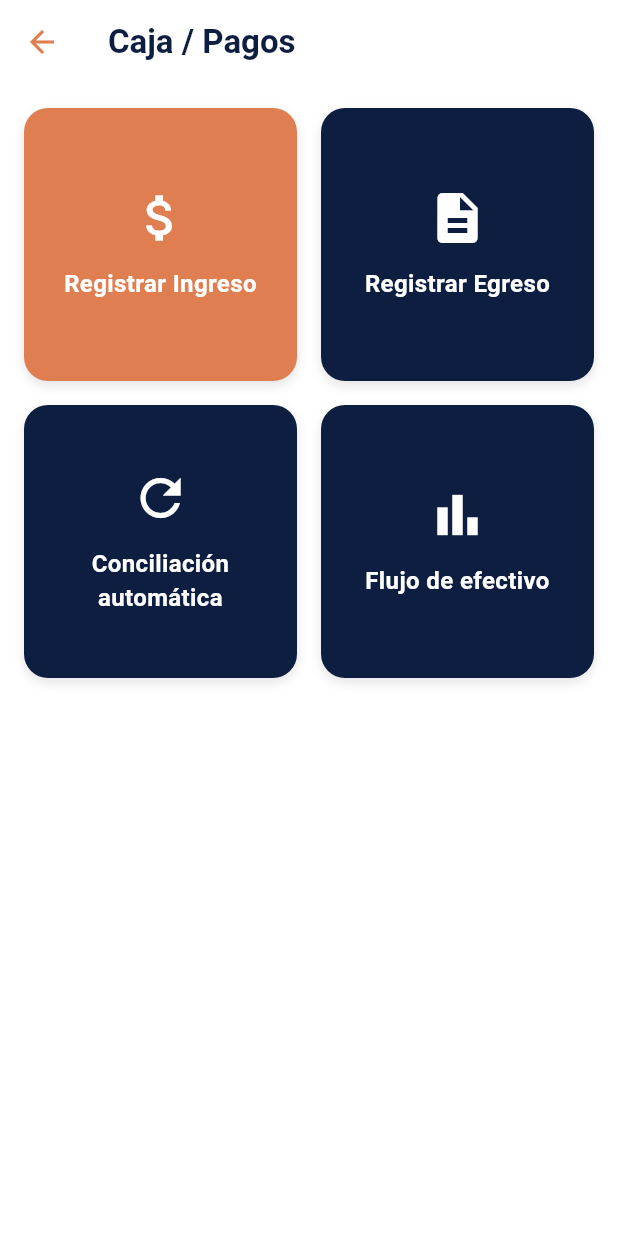
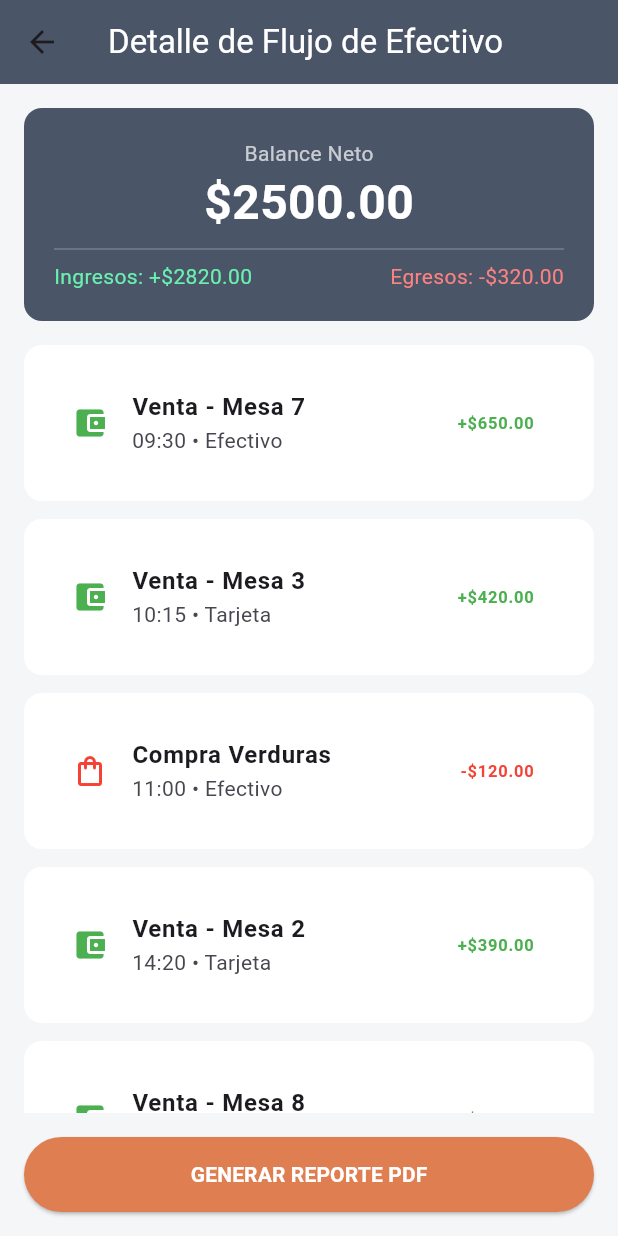
Before and after one commit to fzvercetti/Platto_Guli_Project, a Flutter app: the CashManagementPlatto screen opened directly, after a tap on "Flujo de efectivo", on a phone screen of 412 x 824 dp. Run offline on Flutter 3.47's test engine with Material 3 defaults, Android fonts, the phone set to English and light mode, and no system bars; our stand-ins replace pdf, printing; network calls fail.

Commit message:
actualización de funciones en flujo de efectivo

```diff
--- /dev/null
+++ b/lib/screens/cash_flow_platto.dart
@@ -0,0 +1,262 @@
+import 'package:flutter/material.dart';
+import 'package:http/http.dart' as http;
+import 'dart:convert';
+import 'package:pdf/pdf.dart';
+import 'package:pdf/widgets.dart' as pw;
+import 'package:printing/printing.dart';
+
+class CashFlowPlatto extends StatefulWidget {
+  const CashFlowPlatto({super.key});
+
+  @override
+  State<CashFlowPlatto> createState() => _CashFlowPlattoState();
+}
+
+class _CashFlowPlattoState extends State<CashFlowPlatto> {
+  // Configuración de red (Ajustar IP según dispositivo)
+  final String baseUrl = "http://10.0.2.2:5000";
+
+  bool isLoading = true;
+  double netBalance = 0.0;
+  double totalIncome = 0.0;
+  double totalExpenses = 0.0;
+  List<Map<String, dynamic>> movements = [];
+
+  @override
+  void initState() {
+    super.initState();
+    //Load Static Data Firts
+    _loadStaticData();
+
+    _fetchCashFlow();
+  }
+
+  // --- Lógica: Conexión a BD con respaldo estático ---
+  Future<void> _fetchCashFlow() async {
+    try {
+      // Un timeout más corto para que falle rápido si no hay servidor
+      final response = await http
+          .get(Uri.parse("$baseUrl/api/cash/flow"))
+          .timeout(const Duration(seconds: 2));
+
+      if (response.statusCode == 200) {
+        final data = json.decode(response.body);
+        // Solo actualizamos si el widget sigue vivo
+        if (!mounted) return;
+
+        setState(() {
+          movements = List<Map<String, dynamic>>.from(data['movements']);
+          netBalance = data['net_balance'].toDouble();
+          totalIncome = data['total_income'].toDouble();
+          totalExpenses = data['total_expenses'].toDouble();
+          // isLoading ya es false porque _loadStaticData ya lo puso así
+        });
+      }
+    } catch (e) {
+      // Si falla, no hacemos nada, dejamos los datos estáticos que ya cargaron
+      debugPrint("Servidor no disponible, manteniendo datos estáticos.");
+    }
+  }
+
+  void _loadStaticData() {
+    setState(() {
+      netBalance = 2500.00;
+      totalIncome = 2820.00;
+      totalExpenses = 320.00;
+      movements = [
+        {
+          "description": "Venta - Mesa 7",
+          "time": "09:30",
+          "payment_method": "Efectivo",
+          "amount": 650.00,
+          "type": "income",
+        },
+        {
+          "description": "Venta - Mesa 3",
+          "time": "10:15",
+          "payment_method": "Tarjeta",
+          "amount": 420.00,
+          "type": "income",
+        },
+        {
+          "description": "Compra Verduras",
+          "time": "11:00",
+          "payment_method": "Efectivo",
+          "amount": 120.00,
+          "type": "expense",
+        },
+        {
+          "description": "Venta - Mesa 2",
+          "time": "14:20",
+          "payment_method": "Tarjeta",
+          "amount": 390.00,
+          "type": "income",
+        },
+        {
+          "description": "Venta - Mesa 8",
+          "time": "15:00",
+          "payment_method": "Efectivo",
+          "amount": 780.00,
+          "type": "income",
+        },
+      ];
+      isLoading = false;
+    });
+  }
+
+  // --- Lógica: Generación de PDF ---
+  Future<void> _generatePdf() async {
+    final pdf = pw.Document();
+
+    pdf.addPage(
+      pw.Page(
+        build: (pw.Context context) => pw.Column(
+          children: [
+            pw.Header(level: 0, child: pw.Text("Reporte de Flujo de Efectivo")),
+            pw.Table.fromTextArray(
+              context: context,
+              data: <List<String>>[
+                ['Concepto', 'Hora', 'Metodo', 'Monto'],
+                ...movements.map(
+                  (m) => [
+                    m['description'],
+                    m['time'],
+                    m['payment_method'],
+                    "${m['type'] == 'income' ? '+' : '-'}\$${m['amount']}",
+                  ],
+                ),
+              ],
+            ),
+          ],
+        ),
+      ),
+    );
+
+    // Esta opción abre el menú de compartir del sistema (permite guardar en archivos)
+    await Printing.sharePdf(
+      bytes: await pdf.save(),
+      filename: 'reporte_flujo_efectivo.pdf',
+    );
+  }
+
+  @override
+  Widget build(BuildContext context) {
+    return Scaffold(
+      backgroundColor: const Color(0xFFF5F6F8),
+      appBar: AppBar(
+        title: const Text(
+          "Detalle de Flujo de Efectivo",
+          style: TextStyle(color: Colors.white),
+        ),
+        backgroundColor: const Color(0xFF4A5568),
+      ),
+      body: isLoading
+          ? const Center(child: CircularProgressIndicator())
+          : Column(
+              children: [
+                // Header
+                Container(
+                  margin: const EdgeInsets.all(16),
+                  padding: const EdgeInsets.all(20),
+                  decoration: BoxDecoration(
+                    color: const Color(0xFF4A5568),
+                    borderRadius: BorderRadius.circular(12),
+                  ),
+                  child: Column(
+                    children: [
+                      const Text(
+                        "Balance Neto",
+                        style: TextStyle(color: Colors.white70),
+                      ),
+                      Text(
+                        "\$${netBalance.toStringAsFixed(2)}",
+                        style: const TextStyle(
+                          color: Colors.white,
+                          fontSize: 32,
+                          fontWeight: FontWeight.bold,
+                        ),
+                      ),
+                      const Divider(color: Colors.white24),
+                      Row(
+                        mainAxisAlignment: MainAxisAlignment.spaceBetween,
+                        children: [
+                          Text(
+                            "Ingresos: +\$${totalIncome.toStringAsFixed(2)}",
+                            style: const TextStyle(color: Colors.greenAccent),
+                          ),
+                          Text(
+                            "Egresos: -\$${totalExpenses.toStringAsFixed(2)}",
+                            style: const TextStyle(color: Color(0xFFFC8181)),
+                          ),
+                        ],
+                      ),
+                    ],
+                  ),
+                ),
+                // Lista
+                Expanded(
+                  child: ListView.builder(
+                    padding: const EdgeInsets.symmetric(horizontal: 16),
+                    itemCount: movements.length,
+                    itemBuilder: (context, index) {
+                      final item = movements[index];
+                      bool isIncome = item['type'] == 'income';
+                      return Container(
+                        margin: const EdgeInsets.only(bottom: 12),
+                        padding: const EdgeInsets.all(16),
+                        decoration: BoxDecoration(
+                          color: Colors.white,
+                          borderRadius: BorderRadius.circular(12),
+                        ),
+                        child: ListTile(
+                          leading: Icon(
+                            isIncome
+                                ? Icons.account_balance_wallet
+                                : Icons.shopping_bag_outlined,
+                            color: isIncome ? Colors.green : Colors.red,
+                          ),
+                          title: Text(
+                            item['description'],
+                            style: const TextStyle(fontWeight: FontWeight.bold),
+                          ),
+                          subtitle: Text(
+                            "${item['time']} • ${item['payment_method']}",
+                          ),
+                          trailing: Text(
+                            "${isIncome ? '+' : '-'}\$${item['amount'].toStringAsFixed(2)}",
+                            style: TextStyle(
+                              color: isIncome ? Colors.green : Colors.red,
+                              fontWeight: FontWeight.bold,
+                            ),
+                          ),
+                        ),
+                      );
+                    },
+                  ),
+                ),
+                // Botón PDF
+                Padding(
+                  padding: const EdgeInsets.all(16),
+                  child: SizedBox(
+                    width: double.infinity,
+                    height: 50,
+                    child: ElevatedButton(
+                      style: ElevatedButton.styleFrom(
+                        backgroundColor: const Color(0xFFDE7E51),
+                      ),
+                      onPressed: _generatePdf,
+                      child: const Text(
+                        "GENERAR REPORTE PDF",
+                        style: TextStyle(
+                          color: Colors.white,
+                          fontWeight: FontWeight.bold,
+                        ),
+                      ),
+                    ),
+                  ),
+                ),
+              ],
+            ),
+    );
+  }
+}
--- a/lib/screens/cash_management_platto.dart
+++ b/lib/screens/cash_management_platto.dart
@@ -3,6 +3,7 @@ import 'package:http/http.dart' as http;
 import 'dart:convert';
 import 'package:intl/intl.dart'; // Asegúrate de tener intl en tu pubspec.yaml
 import 'conciliation_platto.dart';
+import 'cash_flow_platto.dart';
 
 class CashManagementPlatto extends StatefulWidget {
   const CashManagementPlatto({super.key});
@@ -106,12 +107,12 @@ class _CashManagementPlattoState extends State<CashManagementPlatto> {
                 );
               },
             ),
-            _buildActionCard(
-              "Flujo de efectivo",
-              Icons.bar_chart,
-              darkBg,
-              () => print("Consultando flujo..."),
-            ),
+            _buildActionCard("Flujo de efectivo", Icons.bar_chart, darkBg, () {
+              Navigator.push(
+                context,
+                MaterialPageRoute(builder: (context) => const CashFlowPlatto()),
+              );
+            }),
           ],
         ),
       ),
--- a/pubspec.yaml
+++ b/pubspec.yaml
@@ -38,6 +38,8 @@ dependencies:
   # Use with the CupertinoIcons class for iOS style icons.
   cupertino_icons: ^1.0.8
   intl: ^0.20.2
+  pdf: ^3.12.0
+  printing: ^5.14.3
 
 dev_dependencies:
   flutter_test:
```
Also changed, not shown: pubspec.lock, 5 other files.
